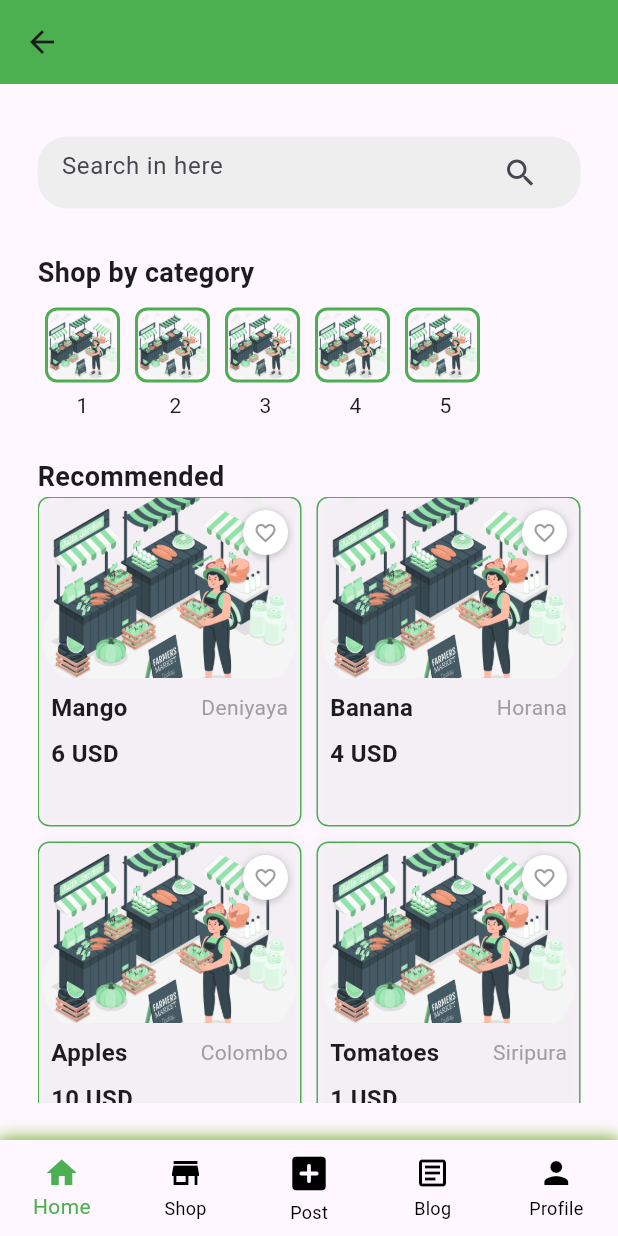
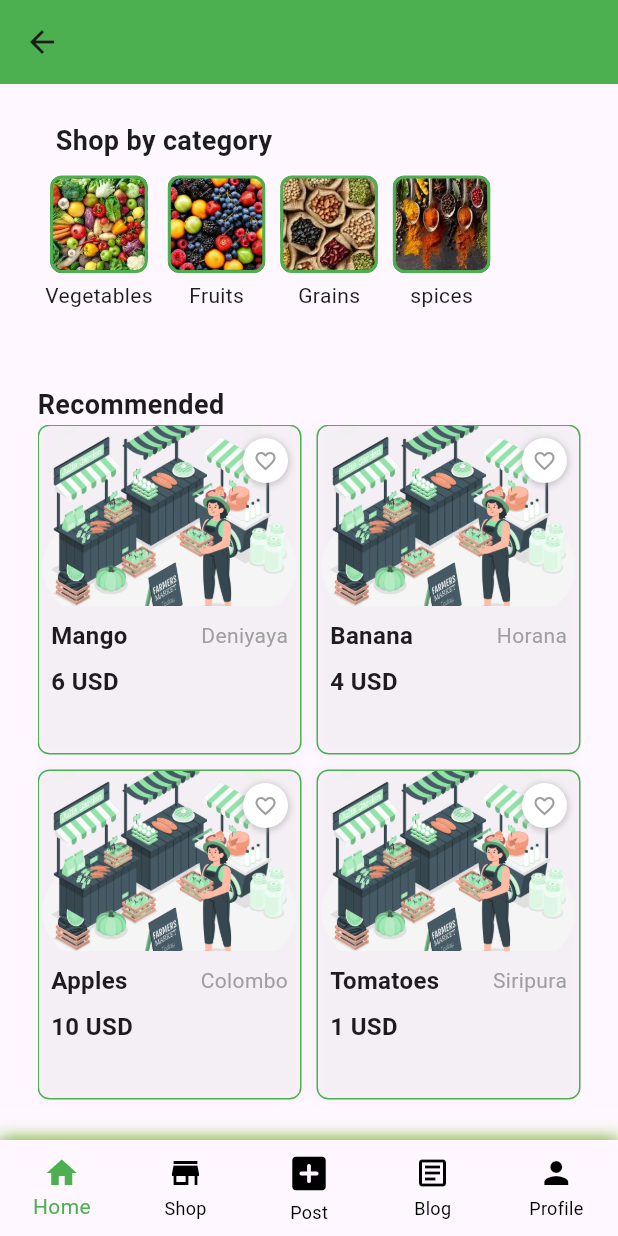
Before and after one commit to D-Binara/iwb102-team-novices, a Flutter app: the HomePage screen opened directly, on a phone screen of 412 x 824 dp. Run offline on Flutter 3.47's test engine with Material 3 defaults, Android fonts, the phone set to English and light mode, and no system bars; our stand-ins replace flutter_dotenv, image_picker.

Commit message:
Modify Categories

```diff
--- a/frontend/lib/components/SearchBar.dart
+++ b/frontend/lib/components/SearchBar.dart
@@ -1,20 +1,24 @@
 import 'package:flutter/material.dart';
 
 class CustomSearchBar extends StatelessWidget {
+  final Function(String) onSearch; // Callback for search
+
+  const CustomSearchBar({Key? key, required this.onSearch}) : super(key: key);
+
   @override
   Widget build(BuildContext context) {
     return Container(
       decoration: BoxDecoration(
-        color: Colors.grey[200], // Background color
+        color: Colors.grey[300], // Background color
         borderRadius: BorderRadius.circular(20), // Rounded corners
       ),
       padding: const EdgeInsets.symmetric(horizontal: 16),
-      child: const TextField(
+      child: TextField(
+        onChanged: onSearch, // Call the onSearch function with the query
         decoration: InputDecoration(
-          // Search icon
-          hintText: 'Search in here',
+          hintText: 'Search items...',
           border: InputBorder.none,
-          suffixIcon: Icon(Icons.search),// Remove underline
+          suffixIcon: const Icon(Icons.search), // Search icon
         ),
       ),
     );
--- a/frontend/lib/screens/Home_Page.dart
+++ b/frontend/lib/screens/Home_Page.dart
@@ -20,56 +20,54 @@ class HomePage extends StatelessWidget {
           padding: const EdgeInsets.all(25.0),
           child: Column(
             children: [
-              // Add margin top to Search Bar with + icon
-              Container(
-                margin: const EdgeInsets.only(top: 10), // Add top margin
-                child: Row(
-                  children: [
-                    // Search Bar
-                    Expanded(
-                      child: CustomSearchBar(), // Include the SearchBar widget
-                    )
-                  ],
-                ),
-              ),
-              const SizedBox(height: 30),
 
               // Categories Section
               const Row(
                 mainAxisAlignment: MainAxisAlignment.spaceBetween,
                 children: [
-                  Text(
+                  Align(
+                    alignment: Alignment.centerLeft, // This aligns the text to the left
+                    child: Padding(
+                      padding: EdgeInsets.only(left: 12.0), // Optional padding
+                      child: Text(
                         'Shop by category',
                         style: TextStyle(fontSize: 18, fontWeight: FontWeight.bold),
                       ),
+                    ),
+                  )
+
                 ],
               ),
               const SizedBox(height: 10),
 
               // Horizontal Scroll of Categories
+            // Horizontal Scroll of Categories
             SizedBox(
-                height: 60,
+              height: 140, // Increase height to ensure enough space for the icons and text
               child: ListView(
                 scrollDirection: Axis.horizontal,
                 children: const [
                   CategoryIcon(
-                        imageUrl: 'assets/Landing/onboarding_1.png', name: '1'),
+                    imageUrl: 'assets/Home/Category/vegetables.jpeg',
+                    name: 'Vegetables',
+                  ),
                   CategoryIcon(
-                        imageUrl: 'assets/Landing/onboarding_1.png',
-                        name: ' 2'),
+                    imageUrl: 'assets/Home/Category/Fruits.jpeg',
+                    name: 'Fruits',
+                  ),
                   CategoryIcon(
-                        imageUrl: 'assets/Landing/onboarding_1.png',
-                        name: ' 3'),
+                    imageUrl: 'assets/Home/Category/Seeds.jpeg',
+                    name: 'Grains',
+                  ),
                   CategoryIcon(
-                        imageUrl: 'assets/Landing/onboarding_1.png',
-                        name: ' 4'),
-                    CategoryIcon(
-                        imageUrl: 'assets/Landing/onboarding_1.png',
-                        name: ' 5'),
+                    imageUrl: 'assets/Home/Category/spices.jpeg',
+                    name: 'spices',
+                  ),
+
                 ],
               ),
             ),
-              const SizedBox(height: 40),
+
 
               // Recommended Section
               const Row(
@@ -90,6 +88,30 @@ class HomePage extends StatelessWidget {
                   crossAxisSpacing: 10,
                   mainAxisSpacing: 10,
                   children: const [
+                    RecommendedItem(
+                      imageUrl: 'assets/Landing/onboarding_1.png',
+                      title: 'Mango',
+                      location: 'Deniyaya',
+                      price: '6 USD',
+                    ),
+                    RecommendedItem(
+                      imageUrl: 'assets/Landing/onboarding_1.png',
+                      title: 'Banana',
+                      location: 'Horana',
+                      price: '4 USD',
+                    ),
+                    RecommendedItem(
+                      imageUrl: 'assets/Landing/onboarding_1.png',
+                      title: 'Apples',
+                      location: 'Colombo',
+                      price: '10 USD',
+                    ),
+                    RecommendedItem(
+                      imageUrl: 'assets/Landing/onboarding_1.png',
+                      title: 'Tomatoes',
+                      location: 'Siripura',
+                      price: '1 USD',
+                    ),
                     RecommendedItem(
                       imageUrl: 'assets/Landing/onboarding_1.png',
                       title: 'Mango',
@@ -144,8 +166,8 @@ class CategoryIcon extends StatelessWidget {
       child: Column(
         children: [
           Container(
-            width: 50,
-            height: 50,
+            width: 65,
+            height: 65,
             decoration: BoxDecoration(
               borderRadius: BorderRadius.circular(8), // Rounded corners
               border: Border.all(
--- a/frontend/lib/screens/Profile/Add_Post.dart
+++ b/frontend/lib/screens/Profile/Add_Post.dart
@@ -253,8 +253,12 @@ class _AddPostState extends State<AddPost> {
                       child: Text('Fruits'),
                     ),
                     DropdownMenuItem(
-                      value: 'Other',
-                      child: Text('Other'),
+                      value: 'Grains',
+                      child: Text('Grains'),
+                    ),
+                    DropdownMenuItem(
+                      value: 'spices',
+                      child: Text('spices'),
                     ),
                   ],
                   onChanged: (value) {
--- a/frontend/pubspec.yaml
+++ b/frontend/pubspec.yaml
@@ -30,6 +30,7 @@ environment:
 dependencies:
   flutter:
     sdk: flutter
+
 
 
   # The following adds the Cupertino Icons font to your application.
@@ -68,7 +69,10 @@ flutter:
     - assets/Landing/
     - assets/Auth/
     - assets/Blog/
+    - assets/Home/Category/
     - .env
+
+
 
 
   # An image asset can refer to one or more resolution-specific "variants", see
```
Also changed, not shown: frontend/lib/screens/Blog_Page.dart (+9 -9 lines), frontend/lib/screens/Shop_Page.dart (+44 -35 lines), frontend/assets/Home/Category/Fruits.jpeg (added), frontend/assets/Home/Category/Seeds.jpeg (added), frontend/assets/Home/Category/spices.jpeg (added), frontend/assets/Home/Category/vegetables.jpeg (added), frontend/pubspec.lock, 2 other files. Lines whose indentation alone changed are shown as unchanged.
